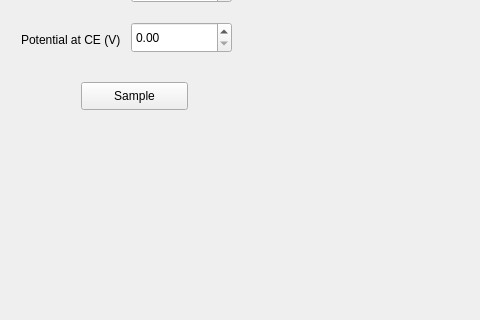
This is mainwindow.ui in UCDiGEM/aldeSens as Qt 5 draws it before an edit; both pictures show x 0 to 480 and y 152 to 472 of the 1000 by 654 pixel window. The edited form follows.
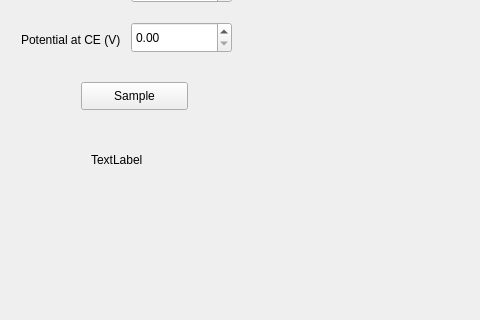
This is the edited form. The open tabs and pages were chosen to show the change. Custom widgets are drawn as their Qt base class.

Commit message: Close, Clear, and Reset Axis Functionality

```diff
--- a/mainwindow.ui
+++ b/mainwindow.ui
@@ -360,6 +360,19 @@
          <string>Sample</string>
         </property>
        </widget>
+       <widget class="QLabel" name="label">
+        <property name="geometry">
+         <rect>
+          <x>80</x>
+          <y>190</y>
+          <width>62</width>
+          <height>16</height>
+         </rect>
+        </property>
+        <property name="text">
+         <string>TextLabel</string>
+        </property>
+       </widget>
       </widget>
       <widget class="QWidget" name="toolBoxPage4_2">
        <property name="geometry">
```
Left out of the diff: 15 changed lines with no effect on the pictures. The commit also changes 2 other files.
